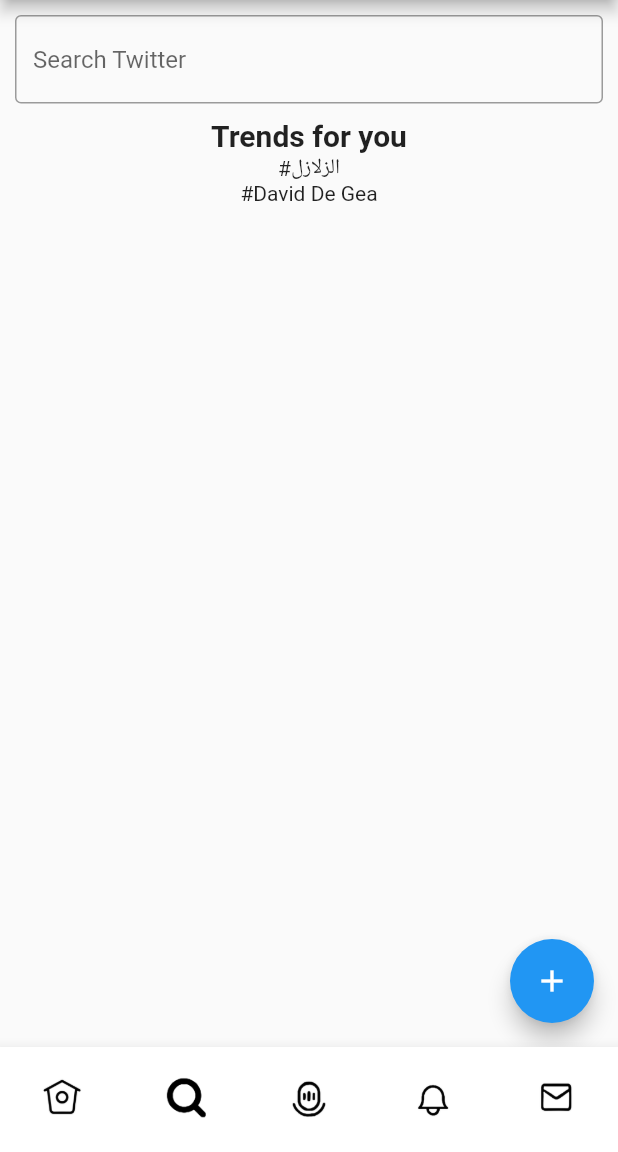
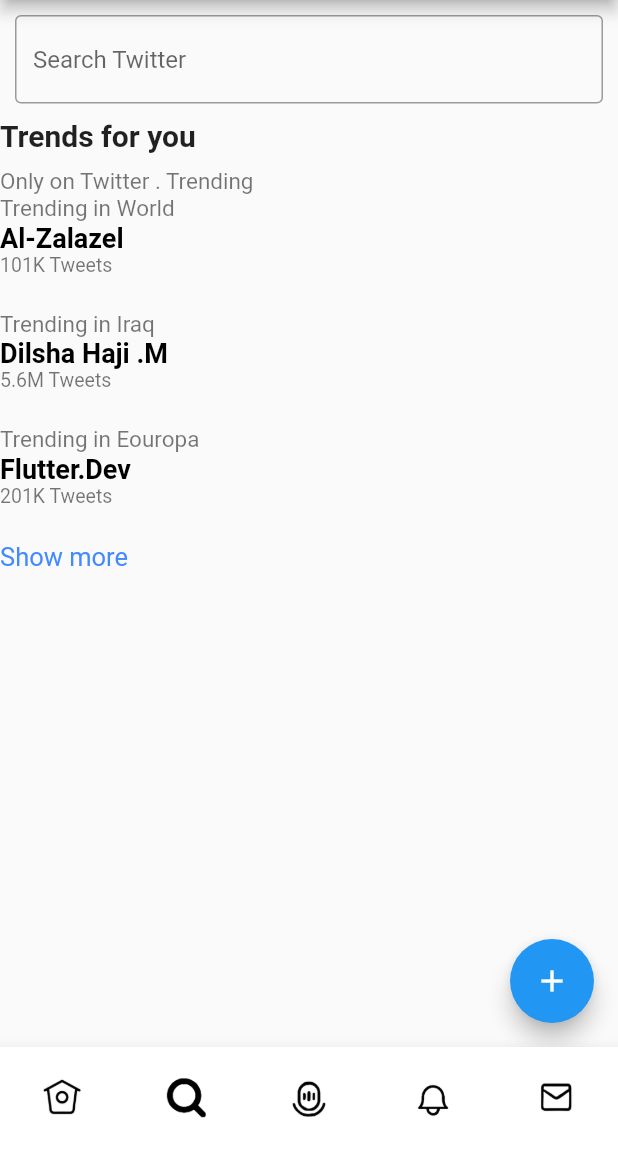
Before and after one commit to yousf10/Twitter-clone, a Flutter app: the screen it shows after launch, item 2 of the bottom bar chosen, on a phone screen of 412 x 824 dp, the part 84-1236 px from its top. Run offline on Flutter 3.47's test engine with Material 2 defaults, Android fonts, the phone set to English and light mode, and no system bars.

Commit message:
Adding a Class reuseable_Tweet.dart that's used to make hash tags dynamicaly.

```diff
--- /dev/null
+++ b/lib/Dilshad/reuseable_Tweet.dart
@@ -0,0 +1,53 @@
+import 'package:flutter/material.dart';
+import 'package:flutter/src/widgets/container.dart';
+import 'package:flutter/src/widgets/framework.dart';
+
+class TweetTrending extends StatelessWidget {
+  final String HashTag;
+  final String NumberOfTweets;
+  final String TrendingIn;
+
+// this is class is used to make HashTag's that are Trending in world or local area dynamicaly.
+
+  const TweetTrending(
+      {super.key,
+      required this.HashTag,
+      required this.NumberOfTweets,
+      required this.TrendingIn});
+
+  @override
+  Widget build(BuildContext context) {
+    return Scaffold(
+      body: Column(
+        mainAxisAlignment: MainAxisAlignment.start,
+        crossAxisAlignment: CrossAxisAlignment.start,
+        children: [
+          Positioned(
+              width: 100,
+              height: 100,
+              top: 10,
+              left: 40,
+              child: Text(
+                TrendingIn,
+                style: TextStyle(fontSize: 15, color: Colors.black54),
+              )),
+          Positioned(
+              child: Text(
+            HashTag,
+            style: TextStyle(
+                fontSize: 18, color: Colors.black, fontWeight: FontWeight.bold),
+          )),
+          Positioned(
+            child: Text(
+              NumberOfTweets + " Tweets",
+              style: TextStyle(color: Colors.black54, fontSize: 13),
+            ),
+          ),
+          SizedBox(
+            height: 15,
+          ),
+        ],
+      ),
+    );
+  }
+}
--- a/lib/Dilshad/search_screen.dart
+++ b/lib/Dilshad/search_screen.dart
@@ -1,6 +1,7 @@
 import 'package:flutter/material.dart';
 import 'package:flutter/src/widgets/container.dart';
 import 'package:flutter/src/widgets/framework.dart';
+import 'package:flutter_twitter_clone/Dilshad/reuseable_Tweet.dart';
 
 class TwitterSearchScreen extends StatefulWidget {
   const TwitterSearchScreen({super.key});
@@ -14,6 +15,8 @@ class _TwitterSearchScreenState extends State<TwitterSearchScreen> {
   Widget build(BuildContext context) {
     return Scaffold(
       body: Column(
+        mainAxisAlignment: MainAxisAlignment.start,
+        crossAxisAlignment: CrossAxisAlignment.start,
         children: [
           Padding(
             padding: EdgeInsets.all(10.0),
@@ -31,14 +34,50 @@ class _TwitterSearchScreenState extends State<TwitterSearchScreen> {
                 "Trends for you",
                 style: TextStyle(fontSize: 20, fontWeight: FontWeight.bold),
               )),
-          Positioned(left: 40, child: Text("#الزلازل")),
-          Positioned(left: 40, child: Text("#David De Gea"))
+          SizedBox(
+            height: 10,
+          ),
+          Positioned(
+              child: Text(
+            "Only on Twitter . Trending",
+            style: TextStyle(fontSize: 15, color: Colors.black54),
+          )),
+          Container(
+            width: 250,
+            height: 77,
+            child: const TweetTrending(
+                HashTag: "Al-Zalazel",
+                NumberOfTweets: "101K",
+                TrendingIn: "Trending in World"),
+          ),
+          Container(
+            width: 250,
+            height: 77,
+            child: const TweetTrending(
+                HashTag: "Dilsha Haji .M ",
+                NumberOfTweets: "5.6M",
+                TrendingIn: "Trending in Iraq"),
+          ),
+          Container(
+            width: 250,
+            height: 77,
+            child: const TweetTrending(
+                HashTag: "Flutter.Dev",
+                NumberOfTweets: "201K",
+                TrendingIn: "Trending in Eouropa"),
+          ),
+          Positioned(
+              child: Text(
+            "Show more",
+            style: TextStyle(color: Colors.blueAccent, fontSize: 17),
+          )),
         ],
       ),
       floatingActionButton: FloatingActionButton(
         onPressed: () {},
         child: Icon(Icons.add),
       ),
-    );;
+    );
+    ;
   }
 }
```
Also changed, not shown: lib/Yousf/Drawer/drawer.dart (+168 -61 lines).
